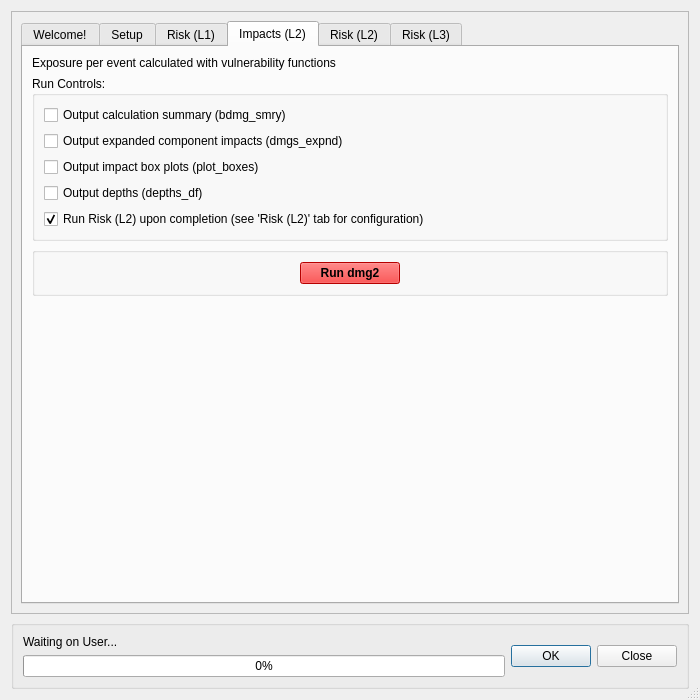
First picture: the form in canflood/model/model.ui, repository NRCan/CanFlood, before the edit.
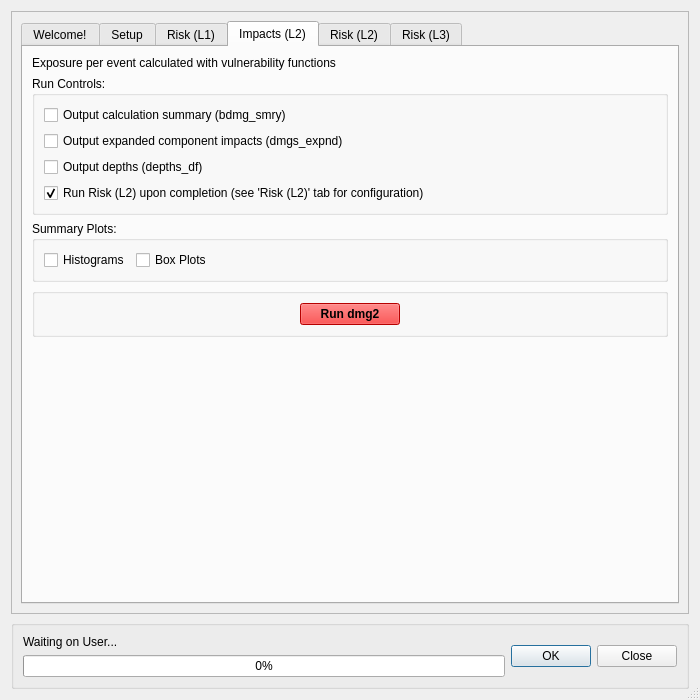
Second picture: the form after the edit. The open tabs and pages were chosen to show the change. Icons and pictures are not drawn. Custom widgets are drawn as their Qt base class.

Commit message: add model plots to ui

```diff
--- a/canflood/model/model.ui
+++ b/canflood/model/model.ui
@@ -1014,13 +1014,6 @@
                 </property>
                </widget>
               </item>
-              <item>
-               <widget class="QCheckBox" name="checkBox_i2plot">
-                <property name="text">
-                 <string>Output impact box plots (plot_boxes)</string>
-                </property>
-               </widget>
-              </item>
               <item>
                <widget class="QCheckBox" name="checkBox_i2_ddf">
                 <property name="text">
@@ -1041,6 +1034,35 @@
              </layout>
             </widget>
            </item>
+           <item>
+            <widget class="QGroupBox" name="groupBox_9">
+             <property name="title">
+              <string>Summary Plots:</string>
+             </property>
+             <layout class="QHBoxLayout" name="horizontalLayout_10">
+              <item>
+               <widget class="QCheckBox" name="checkBox_i2_phist">
+                <property name="sizePolicy">
+                 <sizepolicy hsizetype="Fixed" vsizetype="Fixed">
+                  <horstretch>0</horstretch>
+                  <verstretch>0</verstretch>
+                 </sizepolicy>
+                </property>
+                <property name="text">
+                 <string>Histograms</string>
+                </property>
+               </widget>
+              </item>
+              <item>
+               <widget class="QCheckBox" name="checkBox_i2_pbox">
+                <property name="text">
+                 <string>Box Plots</string>
+                </property>
+               </widget>
+              </item>
+             </layout>
+            </widget>
+           </item>
            <item>
             <widget class="QGroupBox" name="groupBox_7">
              <property name="title">
```
The commit also changes 1 other file.
